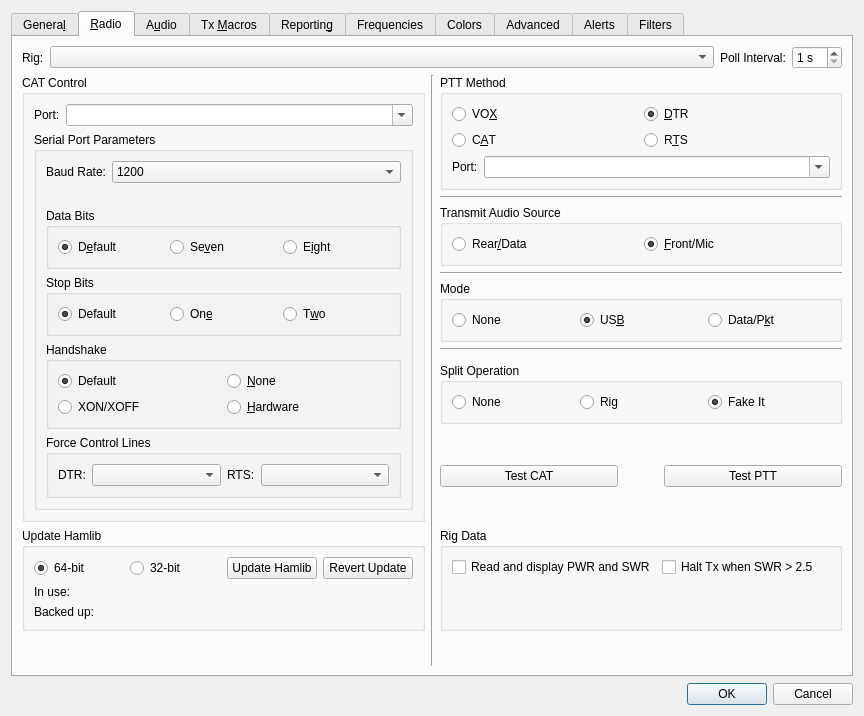
This is Configuration.ui in wa1hco/wsjtx-inhibit as Qt 5 draws it before an edit. The edited form follows.
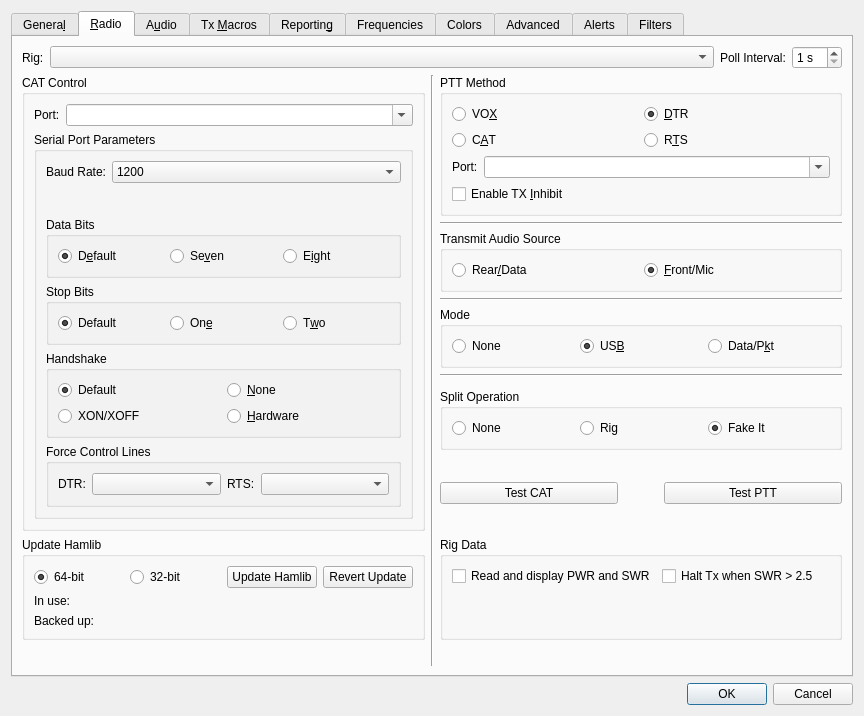
This is the edited form. The open tabs and pages were chosen to show the change. Custom widgets are drawn as their Qt base class.

Commit message:
feat(inhibit): opt-in gate, KEY agent dual SM, docs and tools polish
Add Enable TX Inhibit setting; soft-fail UDP bind; fix poll vs want_tx.
Document hold timeout vs hang, WSJT-X station, and dual state machines.
inhibit-spacebar: grave KEY, EVIOCGKEY + 5ms poll, stdin-only quit.

Diff of the .ui file:
```diff
--- a/Configuration.ui
+++ b/Configuration.ui
@@ -1451,6 +1451,16 @@
               </property>
              </widget>
             </item>
+            <item row="1" column="0" colspan="2">
+             <widget class="QCheckBox" name="tx_inhibit_check_box">
+              <property name="toolTip">
+               <string>&lt;html&gt;&lt;head/&gt;&lt;body&gt;&lt;p&gt;&lt;b&gt;TX Inhibit&lt;/b&gt; (RTS/DTR PTT only).&lt;/p&gt;&lt;p&gt;This &lt;b&gt;WSJT-X station&lt;/b&gt; is the app, PC, network, radio, and antenna (may be a remote go-box). When enabled, listen for UDP from a KEY agent (default port 22372). The KEY agent &lt;b&gt;tells WSJT-X stations not to transmit&lt;/b&gt; while a priority radio is keyed. Physical outcome: &lt;code&gt;assert PTT ⇔ want_tx and not hold&lt;/code&gt;. Sequencing continues; only whether this station may assert PTT is filtered.&lt;/p&gt;&lt;p&gt;Default is off (stock PTT). Co-band multi-op stations that share a band with a priority radio should enable this and run a KEY agent.&lt;/p&gt;&lt;/body&gt;&lt;/html&gt;</string>
+              </property>
+              <property name="text">
+               <string>Enable TX &amp;Inhibit</string>
+              </property>
+             </widget>
+            </item>
            </layout>
           </item>
          </layout>
```
The commit also changes 25 other files.
